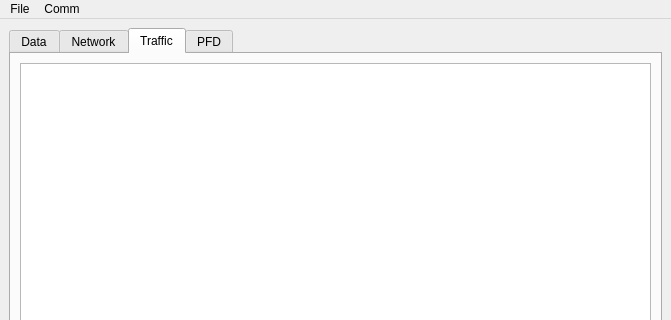
The window that src/ui/main.ui (mikessut/CAN-FIX-Utility) describes before a commit, drawn with Qt 5; both pictures show x 0 to 671 and y 0 to 320 of the 671 by 527 pixel window.
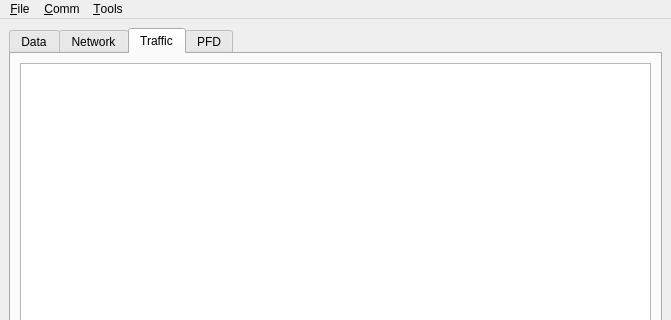
The same window after the commit. The open tabs and pages were chosen to show the change.

Commit message: Add license to a few files.  Work on firmware dialog

```diff
--- a/src/ui/main.ui
+++ b/src/ui/main.ui
@@ -85,14 +85,14 @@
    </property>
    <widget class="QMenu" name="menuComm">
     <property name="title">
-     <string>Comm</string>
+     <string>&amp;Comm</string>
     </property>
     <addaction name="actionConnect"/>
     <addaction name="actionDisconnect"/>
    </widget>
    <widget class="QMenu" name="menuFile">
     <property name="title">
-     <string>File</string>
+     <string>&amp;File</string>
     </property>
     <addaction name="actionNew"/>
     <addaction name="actionOpen"/>
@@ -101,8 +101,15 @@
     <addaction name="separator"/>
     <addaction name="actionExit"/>
    </widget>
+   <widget class="QMenu" name="menu_Tools">
+    <property name="title">
+     <string>&amp;Tools</string>
+    </property>
+    <addaction name="actionLoad_Firmware"/>
+   </widget>
    <addaction name="menuFile"/>
    <addaction name="menuComm"/>
+   <addaction name="menu_Tools"/>
   </widget>
   <widget class="QStatusBar" name="statusbar"/>
   <action name="actionConnect">
```
Left out of the diff: 39 changed lines with no effect on the pictures. The commit also changes 6 other files.
